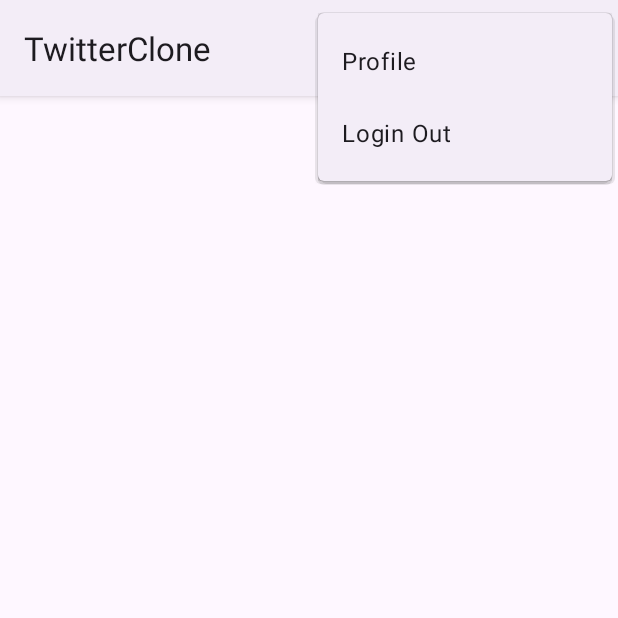
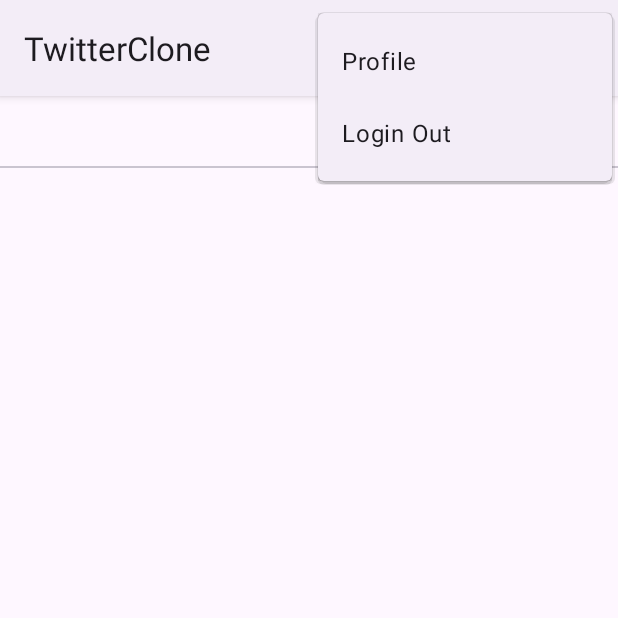
Before and after one commit to VedanshKhanna2002/TwitterClone, an Android app: the screen it shows after launch once a user with an empty profile is signed in (HomeActivity), with the options menu open, on a phone screen of 412 x 824 dp, the top half of it. Run offline under Robolectric (Android 15) with nearby library versions, the phone set to English and light mode, and no system bars; our stand-ins replace Firebase (no records; nobody signed in at launch, a user with empty details on screens opened directly).

Commit message:
Tweet and Suggested Account Fragment

```diff
--- a/app/src/main/java/com/vedansh/twitterclone/TweetActivity.kt
+++ b/app/src/main/java/com/vedansh/twitterclone/TweetActivity.kt
@@ -8,7 +8,6 @@ import androidx.activity.enableEdgeToEdge
 import androidx.appcompat.app.AppCompatActivity
 import androidx.core.view.ViewCompat
 import androidx.core.view.WindowInsetsCompat
-import com.google.android.play.integrity.internal.f
 import com.google.firebase.auth.FirebaseAuth
 import com.google.firebase.database.DataSnapshot
 import com.google.firebase.database.DatabaseError
--- a/app/src/main/res/layout/activity_home.xml
+++ b/app/src/main/res/layout/activity_home.xml
@@ -7,6 +7,22 @@
     android:layout_height="match_parent"
     tools:context=".HomeActivity">
 
+     <com.google.android.material.tabs.TabLayout
+         android:layout_width="match_parent"
+         android:layout_height="wrap_content"
+         app:layout_constraintTop_toTopOf="parent"
+         android:id="@+id/tab_layout"
+
+/>
+
+
+     <androidx.viewpager2.widget.ViewPager2
+         android:id="@+id/view_pager"
+         android:layout_width="match_parent"
+         android:layout_height="0dp"
+         app:layout_constraintTop_toBottomOf="@id/tab_layout"
+         app:layout_constraintBottom_toBottomOf="parent"
+         />
 
 
      <com.google.android.material.floatingactionbutton.FloatingActionButton
--- /dev/null
+++ b/app/src/main/res/layout/fragment_tweet.xml
@@ -0,0 +1,6 @@
+<?xml version="1.0" encoding="utf-8"?>
+<androidx.constraintlayout.widget.ConstraintLayout xmlns:android="http://schemas.android.com/apk/res/android"
+    android:layout_width="match_parent"
+    android:layout_height="match_parent">
+
+</androidx.constraintlayout.widget.ConstraintLayout>
```
Also changed, not shown: app/src/main/java/com/vedansh/twitterclone/Adapters/ViewPagerAdapter.kt (added, +23 -0 lines), app/src/main/java/com/vedansh/twitterclone/SuggestedAccountFragment.kt (added, +22 -0 lines), app/src/main/java/com/vedansh/twitterclone/TweetFragment.kt (added, +22 -0 lines), app/src/main/res/layout/fragment_suggested_account.xml (added, +9 -0 lines).
